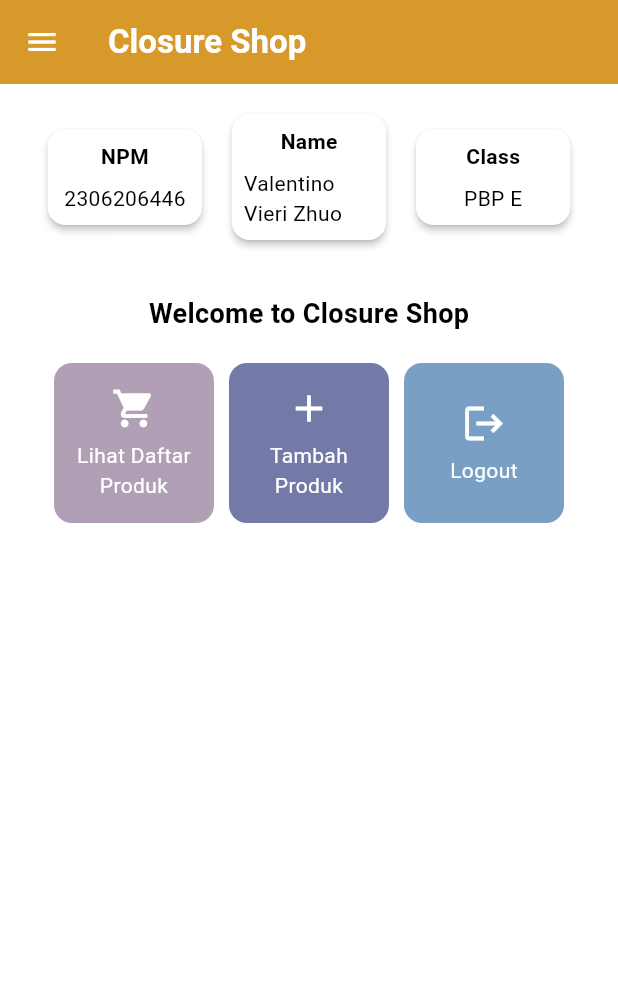
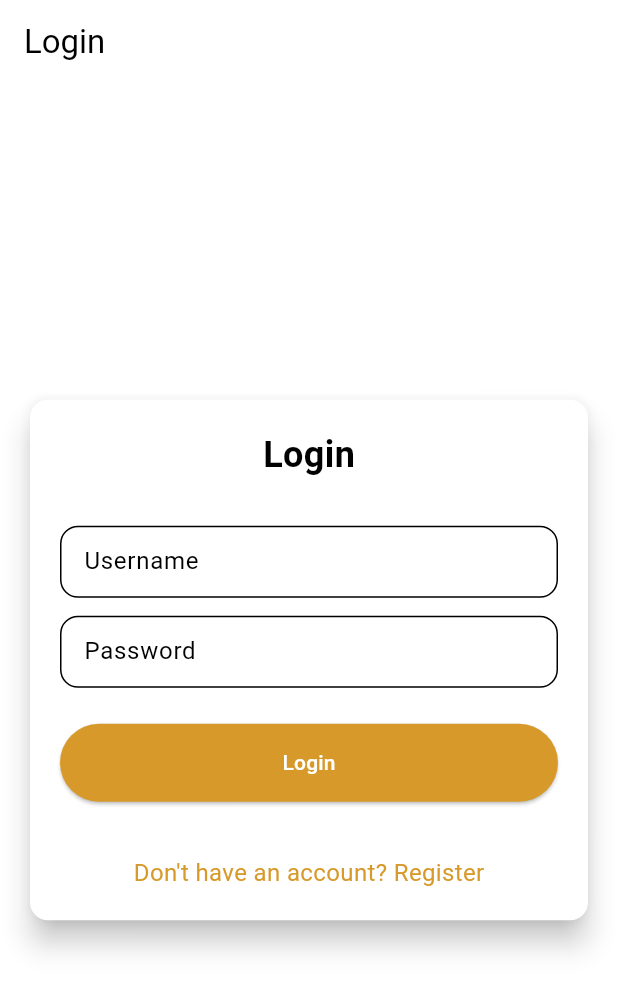
Before and after one commit to Mabacore101/closure-shop-mobile, a Flutter app: the screen it shows after launch, on a phone screen of 412 x 824 dp. Shown: the top 991 px of the screen. Run offline on Flutter 3.47's test engine with Material 3 defaults, Android fonts, the phone set to English and light mode, and no system bars; missing offline and left inert: pbp_django_auth.

Commit message:
Menyelesaikan 3 dari 10 checklist.

```diff
--- a/lib/main.dart
+++ b/lib/main.dart
@@ -1,5 +1,7 @@
+import 'package:closure_shop/screens/login.dart';
 import 'package:flutter/material.dart';
-import 'package:closure_shop/screens/menu.dart';
+import 'package:pbp_django_auth/pbp_django_auth.dart';
+import 'package:provider/provider.dart';
 
 void main() {
   runApp(const MyApp());
@@ -11,18 +13,14 @@
   // This widget is the root of your application.
   @override
   Widget build(BuildContext context) {
-    return MaterialApp(
-      title: 'Flutter Demo',
+    return Provider(
+      create: (_) {
+        CookieRequest request = CookieRequest();
+        return request;
+      },
+      child: MaterialApp(
+        title: 'Closure Shop',
         theme: ThemeData(
-        // Invoke "hot reload" (save your changes or press the "hot
-        // reload" button in a Flutter-supported IDE, or press "r" if you used
-        // the command line to start the app).
-        //
-        // The application state is not lost during the reload.
-        // To reset the state, use hot restart instead.
-        //
-        // This works for code too, not just values: Most code changes can be
-        // tested with just a hot reload.
           colorScheme: ColorScheme.fromSwatch(
             primarySwatch: const MaterialColor(
               0xFFD7992A,
@@ -42,7 +40,8 @@
           ).copyWith(secondary: const Color(0xFFFFA726)),
           useMaterial3: true,
         ),
-      home: MyHomePage(),
+        home: const LoginPage(),
+      ),
     );
   }
 }
--- /dev/null
+++ b/lib/screens/login.dart
@@ -0,0 +1,192 @@
+import 'package:closure_shop/screens/menu.dart';
+import 'package:flutter/material.dart';
+import 'package:pbp_django_auth/pbp_django_auth.dart';
+import 'package:provider/provider.dart';
+import 'package:closure_shop/screens/register.dart';
+
+void main() {
+  runApp(const LoginApp());
+}
+
+class LoginApp extends StatelessWidget {
+  const LoginApp({super.key});
+
+  @override
+  Widget build(BuildContext context) {
+    return MaterialApp(
+      title: 'Login',
+      theme: ThemeData(
+          colorScheme: ColorScheme.fromSwatch(
+            primarySwatch: const MaterialColor(
+              0xFFD7992A,
+              {
+                50: Color(0xFFFFF3E0),
+                100: Color(0xFFFFE0B2),
+                200: Color(0xFFFFCC80),
+                300: Color(0xFFFFB74D),
+                400: Color(0xFFFFA726),
+                500: Color(0xFFD7992A), // Main primary color
+                600: Color(0xFFEF6C00),
+                700: Color(0xFFE65100),
+                800: Color(0xFFD84315),
+                900: Color(0xFFBF360C),
+              },
+            ),
+          ).copyWith(secondary: const Color(0xFFFFA726)),
+          useMaterial3: true,
+        ),
+      home: const LoginPage(),
+    );
+  }
+}
+
+class LoginPage extends StatefulWidget {
+  const LoginPage({super.key});
+
+  @override
+  State<LoginPage> createState() => _LoginPageState();
+}
+
+class _LoginPageState extends State<LoginPage> {
+  final TextEditingController _usernameController = TextEditingController();
+  final TextEditingController _passwordController = TextEditingController();
+
+  @override
+  Widget build(BuildContext context) {
+    final request = context.watch<CookieRequest>();
+
+    return Scaffold(
+      appBar: AppBar(
+        title: const Text('Login'),
+      ),
+      body: Center(
+        child: SingleChildScrollView(
+          padding: const EdgeInsets.all(16.0),
+          child: Card(
+            elevation: 8,
+            shape: RoundedRectangleBorder(
+              borderRadius: BorderRadius.circular(12.0),
+            ),
+            child: Padding(
+              padding: const EdgeInsets.all(20.0),
+              child: Column(
+                mainAxisSize: MainAxisSize.min,
+                children: [
+                  const Text(
+                    'Login',
+                    style: TextStyle(
+                      fontSize: 24.0,
+                      fontWeight: FontWeight.bold,
+                    ),
+                  ),
+                  const SizedBox(height: 30.0),
+                  TextField(
+                    controller: _usernameController,
+                    decoration: const InputDecoration(
+                      labelText: 'Username',
+                      hintText: 'Enter your username',
+                      border: OutlineInputBorder(
+                        borderRadius: BorderRadius.all(Radius.circular(12.0)),
+                      ),
+                      contentPadding:
+                          EdgeInsets.symmetric(horizontal: 12.0, vertical: 8.0),
+                    ),
+                  ),
+                  const SizedBox(height: 12.0),
+                  TextField(
+                    controller: _passwordController,
+                    decoration: const InputDecoration(
+                      labelText: 'Password',
+                      hintText: 'Enter your password',
+                      border: OutlineInputBorder(
+                        borderRadius: BorderRadius.all(Radius.circular(12.0)),
+                      ),
+                      contentPadding:
+                          EdgeInsets.symmetric(horizontal: 12.0, vertical: 8.0),
+                    ),
+                    obscureText: true,
+                  ),
+                  const SizedBox(height: 24.0),
+                  ElevatedButton(
+                    onPressed: () async {
+                      String username = _usernameController.text;
+                      String password = _passwordController.text;
+
+                      // Cek kredensial
+                      final response = await request
+                          .login("http://localhost:8000/auth/login/", {
+                        'username': username,
+                        'password': password,
+                      });
+
+                      if (request.loggedIn) {
+                        String message = response['message'];
+                        String uname = response['username'];
+                        if (context.mounted) {
+                          Navigator.pushReplacement(
+                            context,
+                            MaterialPageRoute(
+                                builder: (context) => MyHomePage()),
+                          );
+                          ScaffoldMessenger.of(context)
+                            ..hideCurrentSnackBar()
+                            ..showSnackBar(
+                              SnackBar(
+                                  content:
+                                      Text("$message Selamat datang, $uname.")),
+                            );
+                        }
+                      } else {
+                        if (context.mounted) {
+                          showDialog(
+                            context: context,
+                            builder: (context) => AlertDialog(
+                              title: const Text('Login Gagal'),
+                              content: Text(response['message']),
+                              actions: [
+                                TextButton(
+                                  child: const Text('OK'),
+                                  onPressed: () {
+                                    Navigator.pop(context);
+                                  },
+                                ),
+                              ],
+                            ),
+                          );
+                        }
+                      }
+                    },
+                    style: ElevatedButton.styleFrom(
+                      foregroundColor: Colors.white,
+                      minimumSize: const Size(double.infinity, 50),
+                      backgroundColor: Theme.of(context).colorScheme.primary,
+                      padding: const EdgeInsets.symmetric(vertical: 16.0),
+                    ),
+                    child: const Text('Login'),
+                  ),
+                  const SizedBox(height: 36.0),
+                  GestureDetector(
+                    onTap: () {
+                      Navigator.push(
+                        context,
+                        MaterialPageRoute(
+                            builder: (context) => const RegisterPage()),
+                      );
+                    },
+                    child: Text(
+                      'Don\'t have an account? Register',
+                      style: TextStyle(
+                        color: Theme.of(context).colorScheme.primary,
+                        fontSize: 16.0,
+                      ),
+                    ),
+                  ),
+                ],
+              ),
+            ),
+          ),
+        ),
+      ),
+    );
+  }
+}
--- a/pubspec.yaml
+++ b/pubspec.yaml
@@ -35,6 +35,8 @@
   # The following adds the Cupertino Icons font to your application.
   # Use with the CupertinoIcons class for iOS style icons.
   cupertino_icons: ^1.0.8
+  provider: ^6.1.2
+  pbp_django_auth: ^0.4.0
 
 dev_dependencies:
   flutter_test:
```
Also changed, not shown: lib/screens/register.dart (added, +163 -0 lines), pubspec.lock, 2 other files. Lines whose indentation alone changed are shown as unchanged.
